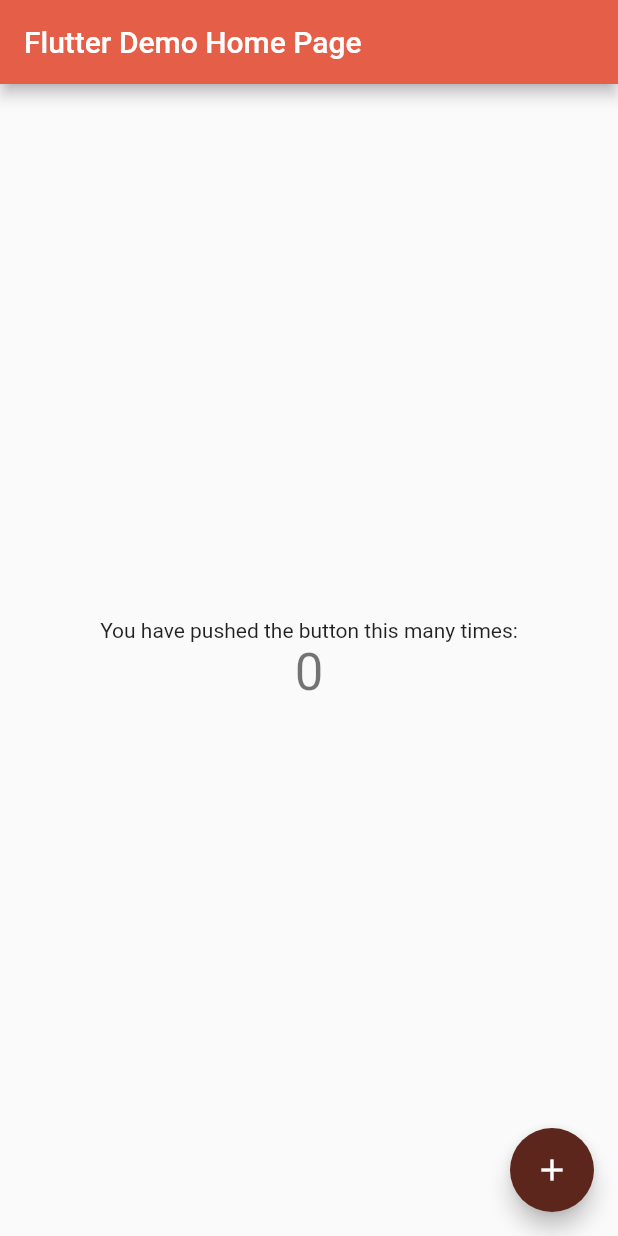
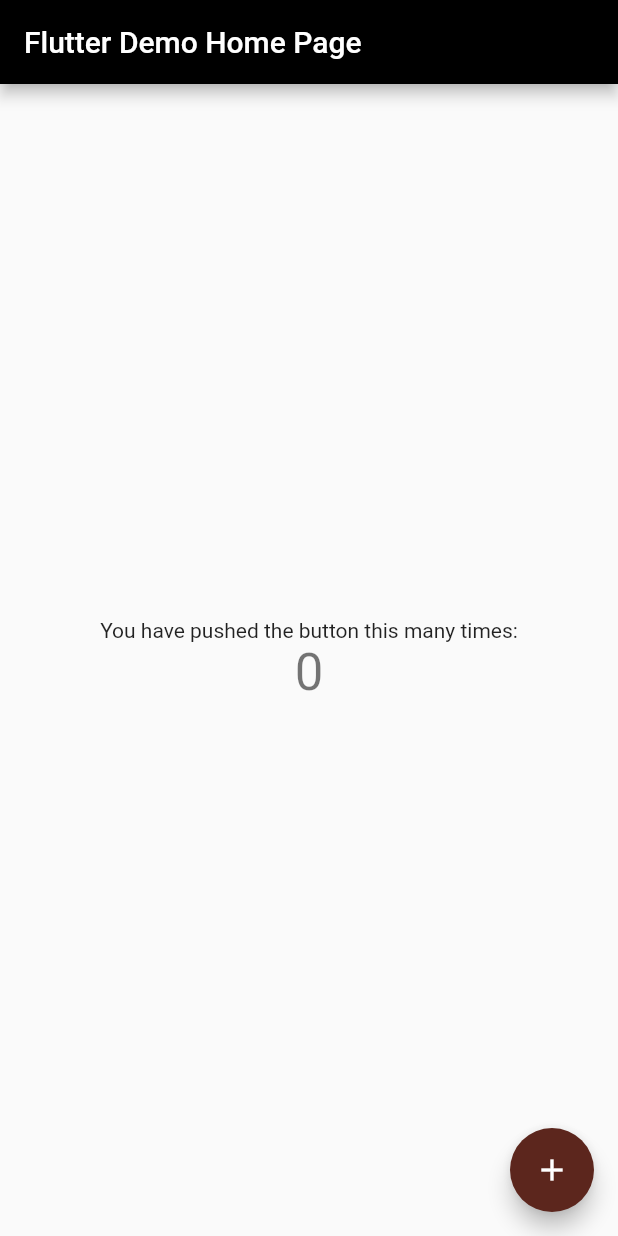
Before and after one commit to katrix-dev/chat-app-flutter, a Flutter app: the screen it shows after launch, on a phone screen of 412 x 824 dp. Run offline on Flutter 3.47's test engine with Material 2 defaults, Android fonts, the phone set to English and light mode, and no system bars.

Commit message:
Color change

```diff
--- a/lib/palette.dart
+++ b/lib/palette.dart
@@ -2,19 +2,20 @@
 import 'package:flutter/material.dart';
 
 class Palette {
+  // ignore: unnecessary_const
   static const MaterialColor kToDark = const MaterialColor(
-    0xffe55f48, // 0% comes in here, this will be color picked if no shade is selected when defining a Color property which doesn’t require a swatch.
-    const <int, Color>{
-      50: const Color(0xffce5641), //10%
-      100: const Color(0xffb74c3a), //20%
-      200: const Color(0xffa04332), //30%
-      300: const Color(0xff89392b), //40%
-      400: const Color(0xff733024), //50%
-      500: const Color(0xff5c261d), //60%
-      600: const Color(0xff451c16), //70%
-      700: const Color(0xff2e130e), //80%
-      800: const Color(0xff170907), //90%
-      900: const Color(0xff000000), //100%
+    0xff000000, // 0% comes in here, this will be color picked if no shade is selected when defining a Color property which doesn’t require a swatch.
+    <int, Color>{
+      50: Color(0xffce5641), //10%
+      100: Color(0xffb74c3a), //20%
+      200: Color(0xffa04332), //30%
+      300: Color(0xff89392b), //40%
+      400: Color(0xff733024), //50%
+      500: Color(0xff5c261d), //60%
+      600: Color(0xff451c16), //70%
+      700: Color(0xff2e130e), //80%
+      800: Color(0xff170907), //90%
+      900: Color(0xff000000), //100%
     },
   );
 } // you can define define int 500 as the default shade and add your lighter tints above and darker tints below.
```
